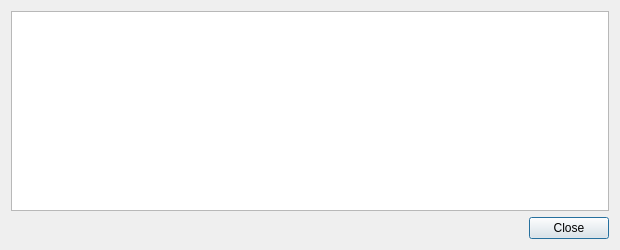
PalinuroSec/FrozenBoxCoin, file src/qt/forms/transactiondescdialog.ui: the form before one commit.
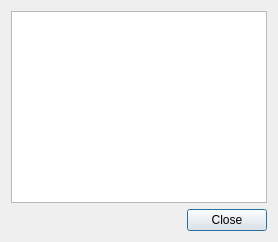
The form after the commit.

The edit to the form file:
```diff
--- a/src/qt/forms/transactiondescdialog.ui
+++ b/src/qt/forms/transactiondescdialog.ui
@@ -2,7 +2,7 @@
 <ui version="4.0">
  <class>TransactionDescDialog</class>
  <widget class="QDialog" name="TransactionDescDialog">
-  <property name="geometry">
+  <property name="FBCmetry">
    <rect>
     <x>0</x>
     <y>0</y>
```
